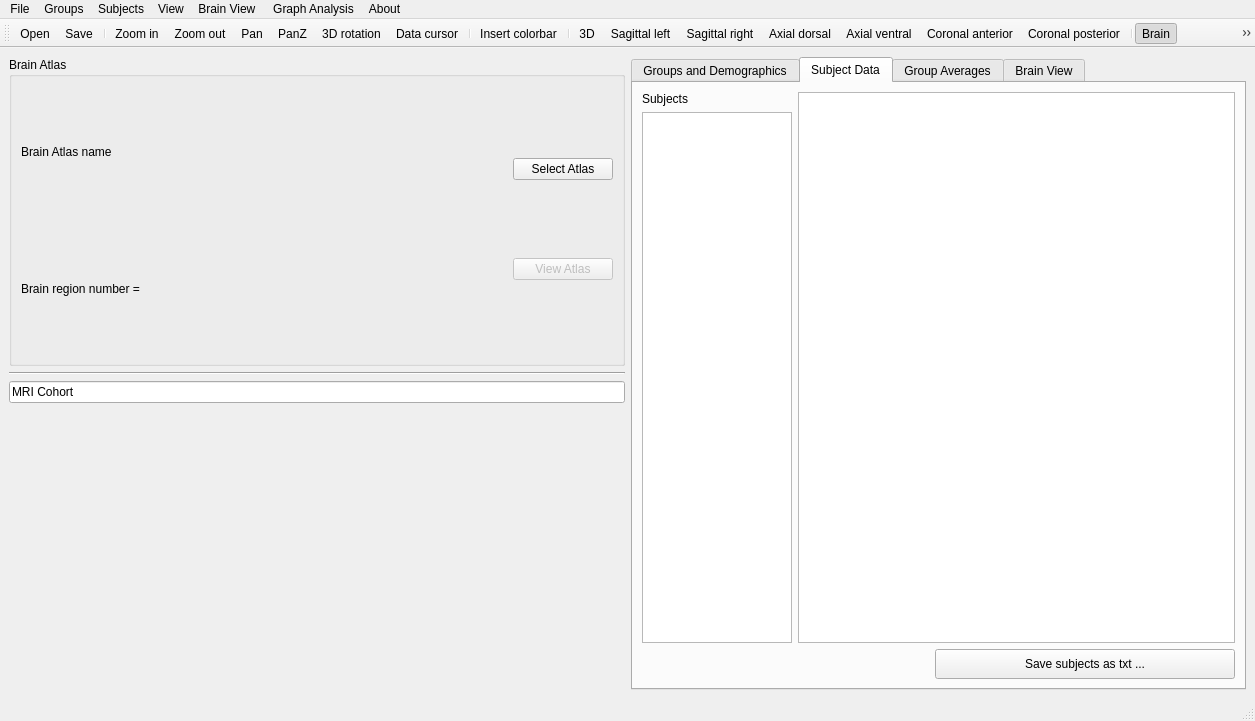
Old version of the form braphy/gui/ui_files/cohort_editor.ui in the repository softmatterlab/Braph-2.0-Python.
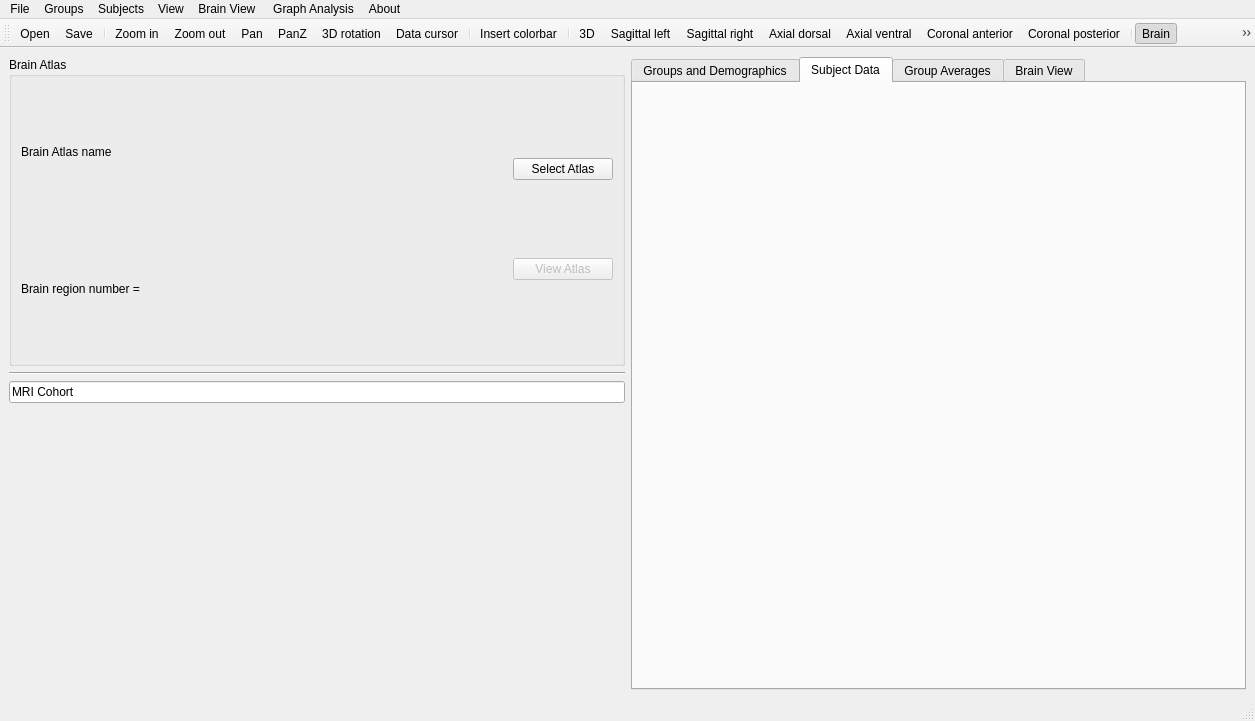
New version of the form. The open tabs and pages were chosen to show the change. Icons and pictures are not drawn. Custom widgets are drawn as their Qt base class.

Commit message: Extract subject data tab from cohort editor

Diff of the .ui file:
```diff
--- a/braphy/gui/ui_files/cohort_editor.ui
+++ b/braphy/gui/ui_files/cohort_editor.ui
@@ -159,80 +159,7 @@
          </attribute>
          <layout class="QVBoxLayout" name="verticalLayout_9">
           <item>
-           <layout class="QHBoxLayout" name="horizontalLayout_2">
-            <item>
-             <layout class="QVBoxLayout" name="verticalLayout_11">
-              <property name="leftMargin">
-               <number>0</number>
-              </property>
-              <item>
-               <widget class="QLabel" name="labelSubjects">
-                <property name="text">
-                 <string>Subjects</string>
-                </property>
-               </widget>
-              </item>
-              <item>
-               <widget class="QListWidget" name="listSubjects">
-                <property name="sizePolicy">
-                 <sizepolicy hsizetype="Preferred" vsizetype="Expanding">
-                  <horstretch>0</horstretch>
-                  <verstretch>0</verstretch>
-                 </sizepolicy>
-                </property>
-                <property name="maximumSize">
-                 <size>
-                  <width>150</width>
-                  <height>16777215</height>
-                 </size>
-                </property>
-               </widget>
-              </item>
-             </layout>
-            </item>
-            <item>
-             <widget class="QTableWidget" name="tableWidget_subject_data"/>
-            </item>
-           </layout>
-          </item>
-          <item>
-           <layout class="QHBoxLayout" name="horizontalLayout_4">
-            <property name="topMargin">
-             <number>0</number>
-            </property>
-            <item>
-             <spacer name="horizontalSpacer_4">
-              <property name="orientation">
-               <enum>Qt::Horizontal</enum>
-              </property>
-              <property name="sizeHint" stdset="0">
-               <size>
-                <width>40</width>
-                <height>20</height>
-               </size>
-              </property>
-             </spacer>
-            </item>
-            <item>
-             <widget class="QPushButton" name="btnSaveSubjects">
-              <property name="sizePolicy">
-               <sizepolicy hsizetype="Fixed" vsizetype="Fixed">
-                <horstretch>0</horstretch>
-                <verstretch>0</verstretch>
-               </sizepolicy>
-              </property>
-              <property name="minimumSize">
-               <size>
-                <width>300</width>
-                <height>30</height>
-               </size>
-              </property>
-              <property name="text">
-               <string>Save subjects as txt ...</string>
-              </property>
-             </widget>
-            </item>
-           </layout>
+           <widget class="SubjectDataWidget" name="subjectDataWidget" native="true"/>
           </item>
          </layout>
         </widget>
@@ -1044,6 +971,12 @@
    <header>braphy.gui.groups_and_demographics_widget</header>
    <container>1</container>
   </customwidget>
+  <customwidget>
+   <class>SubjectDataWidget</class>
+   <extends>QWidget</extends>
+   <header>braphy.gui.subject_data_widget</header>
+   <container>1</container>
+  </customwidget>
  </customwidgets>
  <resources>
   <include location="../icons/icons.qrc"/>
```
Left out of the diff: 2 changed lines with no effect on the pictures. The commit also changes 4 other files.
